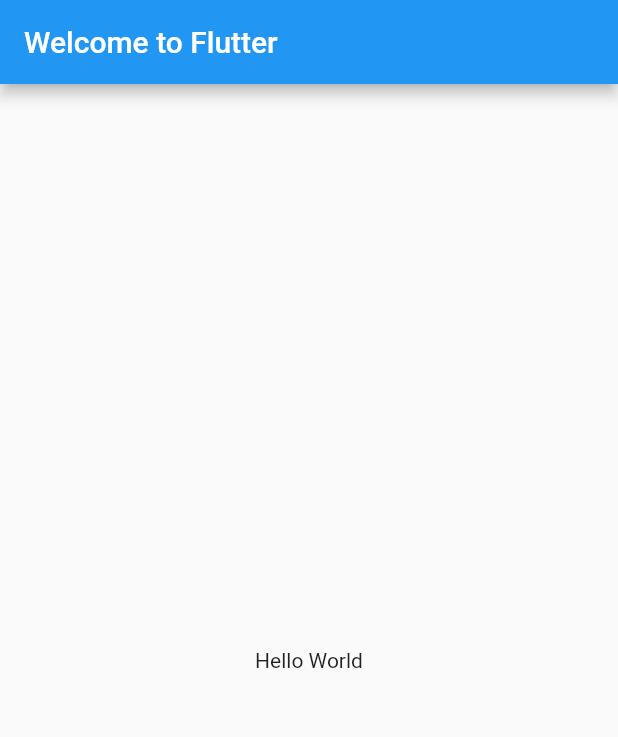
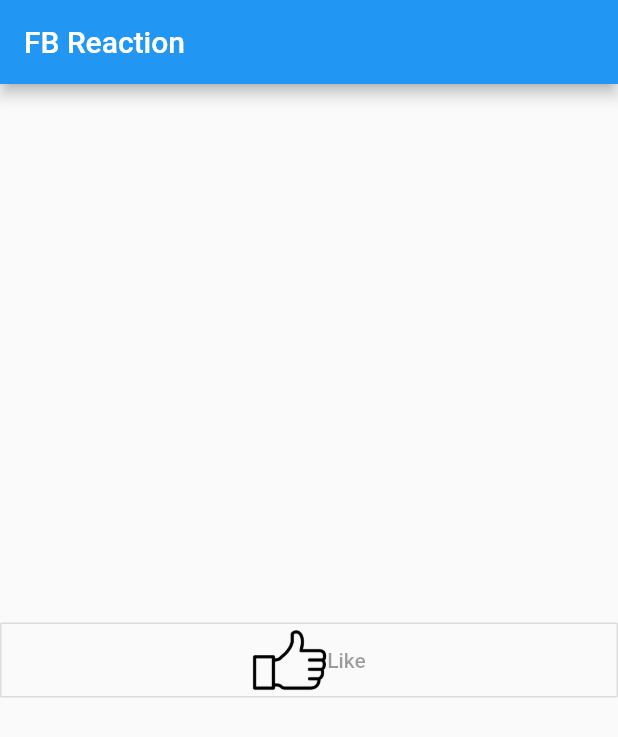
Before and after one commit to mdg-iitr-archive/cross-platform-apps-noobs, a Flutter app: the screen it shows after launch, on a phone screen of 412 x 824 dp. Shown: the top 737 px of the screen. Run offline on Flutter 3.47's test engine with Material 2 defaults, Android fonts, the phone set to English and light mode, and no system bars.

Commit message:
add like button

```diff
--- a/lib/main.dart
+++ b/lib/main.dart
@@ -6,15 +6,55 @@ class MyApp extends StatelessWidget {
   @override
   Widget build(BuildContext context) {
     return MaterialApp(
-      title: 'Welcome to Flutter',
+      title: 'FB Reaction',
       home: Scaffold(
         appBar: AppBar(
-          title: Text('Welcome to Flutter'),
+          title: Text('FB Reaction'),
         ),
         body: Center(
-          child: Text('Hello World'),
-        ),
+            child: new OutlineButton(
+                onPressed: null,
+                child: new Row(
+                  mainAxisAlignment: MainAxisAlignment.center,
+                  children: <Widget>[
+                    LikeImage(),
+                    LikeText(),
+                  ],
+                ),
+                shape: new RoundedRectangleBorder(
+                    borderRadius: new BorderRadius.circular(
+                      1.0,
+                    )))),
       ),
     );
   }
 }
+
+class LikeImage extends StatelessWidget {
+  @override
+  Widget build(BuildContext context) {
+    AssetImage assetImage = AssetImage('images/ic_like.png');
+    Image image = Image(image: assetImage);
+    // Image thumbnail = copyResize(image, 120);
+    return Container(height: 50.0, width: 50.0, child: image);
+  }
+}
+
+class FillLikeImage extends StatelessWidget {
+  @override
+  Widget build(BuildContext context) {
+    AssetImage assetImage = AssetImage('images/ic_like_fill.png');
+    Image image = Image(image: assetImage);
+    // Image thumbnail = copyResize(image, 120);
+    return Container(height: 50.0, width: 50.0, child: image);
+  }
+}
+
+class LikeText extends StatelessWidget {
+  @override
+  Widget build(BuildContext context) {
+    Text txt = new Text('Like');
+
+    return Container(child: txt);
+  }
+}
```
Also changed, not shown: pubspec.yaml (+14 -0 lines).
